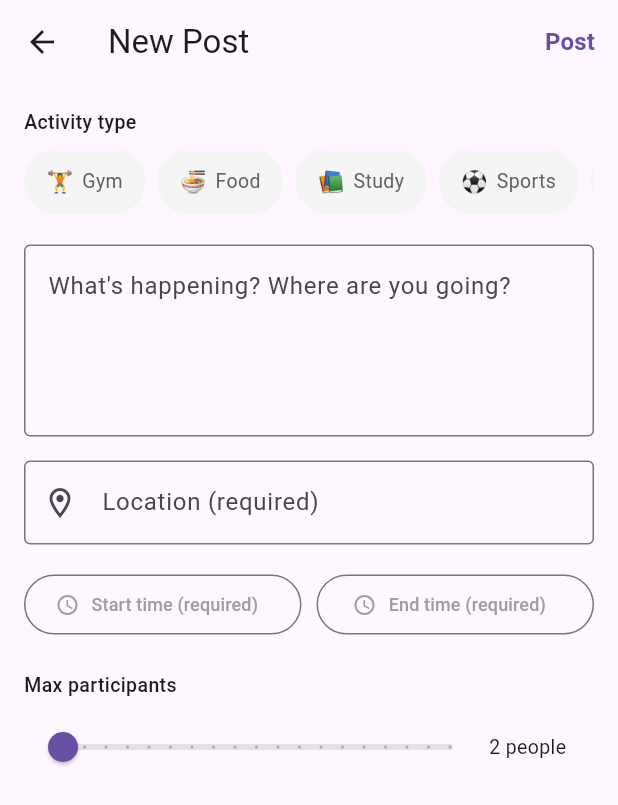
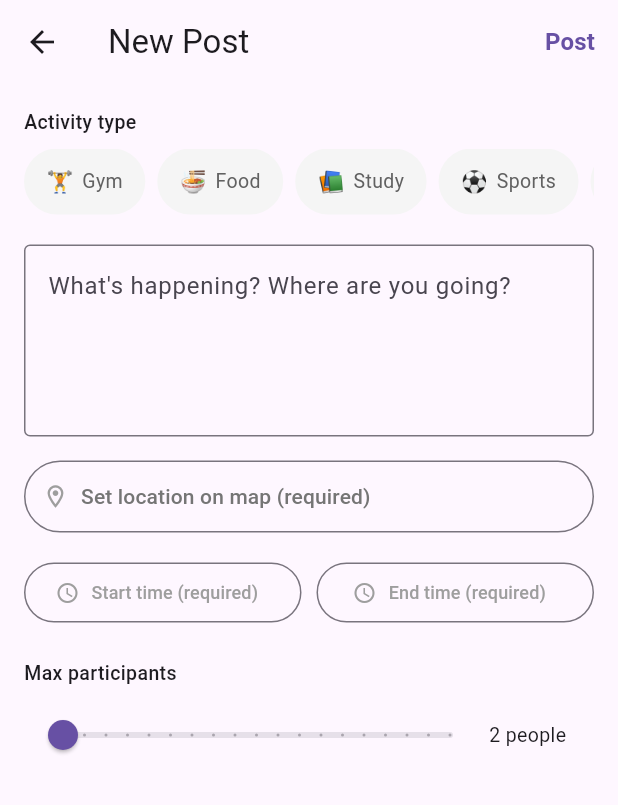
Before and after one commit to harishr123/meet-buds, a Flutter app: the CreatePostScreen screen opened directly, on a phone screen of 412 x 824 dp. Shown: the top 805 px of the screen. Run offline on Flutter 3.47's test engine with Material 3 defaults, Android fonts, the phone set to English and light mode, and no system bars; our stand-ins replace cloud_firestore, firebase_auth, firebase_core, google_maps_flutter; accounts and stored records are empty.

Commit message:
feat: map view with grouped custom markers, post detail navigation, and report post feature

```diff
--- a/lib/create_post_screen.dart
+++ b/lib/create_post_screen.dart
@@ -1,5 +1,6 @@
 import 'package:flutter/material.dart';
 import 'post_service.dart';
+import 'screens/location_picker_screen.dart';
 
 class CreatePostScreen extends StatefulWidget {
   const CreatePostScreen({super.key});
@@ -10,7 +11,6 @@ class CreatePostScreen extends StatefulWidget {
 
 class _CreatePostScreenState extends State<CreatePostScreen> {
   final _textController = TextEditingController();
-  final _locationController = TextEditingController();
   final _postService = PostService();
   bool _loading = false;
   String _selectedActivity = 'general';
@@ -18,6 +18,11 @@ class _CreatePostScreenState extends State<CreatePostScreen> {
   DateTime? _startTime;
   DateTime? _endTime;
   String _errorMessage = '';
+
+  // Location state — set via the map picker instead of free text.
+  String? _selectedLocationLabel;
+  double? _selectedLocationLat;
+  double? _selectedLocationLng;
 
   static const _activities = [
     {'type': 'gym', 'label': 'Gym', 'emoji': '🏋️'},
@@ -27,6 +32,21 @@ class _CreatePostScreenState extends State<CreatePostScreen> {
     {'type': 'hangout', 'label': 'Hangout', 'emoji': '☕'},
     {'type': 'general', 'label': 'Other', 'emoji': '📌'},
   ];
+
+  Future<void> _pickLocation() async {
+    final result = await Navigator.push<LocationPickResult>(
+      context,
+      MaterialPageRoute(builder: (_) => const LocationPickerScreen()),
+    );
+    if (result != null) {
+      setState(() {
+        _selectedLocationLabel = result.label;
+        _selectedLocationLat = result.lat;
+        _selectedLocationLng = result.lng;
+        _errorMessage = '';
+      });
+    }
+  }
 
   Future<void> _pickTime({required bool isStart}) async {
     final now = DateTime.now();
@@ -60,13 +80,12 @@ class _CreatePostScreenState extends State<CreatePostScreen> {
 
   Future<void> _submit() async {
     final text = _textController.text.trim();
-    final location = _locationController.text.trim();
 
     if (text.isEmpty) {
       setState(() => _errorMessage = 'Please describe your activity.');
       return;
     }
-    if (location.isEmpty) {
+    if (_selectedLocationLabel == null) {
       setState(() => _errorMessage = 'Please add a location.');
       return;
     }
@@ -88,7 +107,9 @@ class _CreatePostScreenState extends State<CreatePostScreen> {
       await _postService.createPost(
         text: text,
         images: [],
-        location: location,
+        location: _selectedLocationLabel,
+        locationLat: _selectedLocationLat,
+        locationLng: _selectedLocationLng,
         activityType: _selectedActivity,
         maxParticipants: _maxParticipants,
         startTime: _startTime,
@@ -192,14 +213,31 @@ class _CreatePostScreenState extends State<CreatePostScreen> {
 
             const SizedBox(height: 16),
 
-            TextField(
-              controller: _locationController,
-              decoration: const InputDecoration(
-                hintText: 'Location (required)',
-                prefixIcon: Icon(Icons.location_on_outlined),
-                border: OutlineInputBorder(),
+            OutlinedButton.icon(
+              onPressed: _pickLocation,
+              icon: Icon(
+                Icons.location_on_outlined,
+                color: _selectedLocationLabel == null
+                    ? Colors.grey
+                    : const Color(0xFF1D9E75),
               ),
-              onChanged: (_) => setState(() => _errorMessage = ''),
+              label: Align(
+                alignment: Alignment.centerLeft,
+                child: Text(
+                  _selectedLocationLabel ?? 'Set location on map (required)',
+                  style: TextStyle(
+                    fontSize: 14,
+                    color: _selectedLocationLabel == null
+                        ? Colors.grey.shade600
+                        : const Color(0xFF1D9E75),
+                  ),
+                ),
+              ),
+              style: OutlinedButton.styleFrom(
+                minimumSize: const Size(double.infinity, 48),
+                alignment: Alignment.centerLeft,
+                padding: const EdgeInsets.symmetric(horizontal: 12),
+              ),
             ),
 
             const SizedBox(height: 16),
--- a/lib/post_model.dart
+++ b/lib/post_model.dart
@@ -10,6 +10,8 @@ class PostModel {
   final String text;
   final List<String> imageUrls;
   final String? location;
+  final double? locationLat;
+  final double? locationLng;
   final DateTime timestamp;
   final List<String> likes;
   final List<String> joinedBy;
@@ -26,6 +28,8 @@ class PostModel {
     required this.text,
     required this.imageUrls,
     this.location,
+    this.locationLat,
+    this.locationLng,
     required this.timestamp,
     required this.likes,
     required this.joinedBy,
@@ -43,6 +47,9 @@ class PostModel {
     return ActivityStatus.ongoing;
   }
 
+  /// True if this post has real coordinates and can be plotted on the map.
+  bool get hasLocationPin => locationLat != null && locationLng != null;
+
   factory PostModel.fromFirestore(DocumentSnapshot doc) {
     final data = doc.data() as Map<String, dynamic>;
     return PostModel(
@@ -53,6 +60,8 @@ class PostModel {
       text: data['text'] ?? '',
       imageUrls: List<String>.from(data['imageUrls'] ?? []),
       location: data['location'],
+      locationLat: (data['locationLat'] as num?)?.toDouble(),
+      locationLng: (data['locationLng'] as num?)?.toDouble(),
       timestamp: (data['timestamp'] as Timestamp).toDate(),
       likes: List<String>.from(data['likes'] ?? []),
       joinedBy: List<String>.from(data['joinedBy'] ?? []),
@@ -75,6 +84,8 @@ class PostModel {
       'text': text,
       'imageUrls': imageUrls,
       'location': location,
+      'locationLat': locationLat,
+      'locationLng': locationLng,
       'timestamp': Timestamp.fromDate(timestamp),
       'likes': likes,
       'joinedBy': joinedBy,
--- a/lib/screens/home_screen.dart
+++ b/lib/screens/home_screen.dart
@@ -3,6 +3,7 @@ import 'package:firebase_auth/firebase_auth.dart';
 import '../feed_screen.dart';
 import 'profile_screen.dart';
 import '../create_post_screen.dart';
+import '../map_view_screen.dart';
 
 class HomeScreen extends StatefulWidget {
   const HomeScreen({super.key});
@@ -20,6 +21,7 @@ class _HomeScreenState extends State<HomeScreen> {
 
     final screens = [
       const FeedScreen(),
+      const MapViewScreen(),
       ProfileScreen(userId: uid),
     ];
 
@@ -30,7 +32,7 @@ class _HomeScreenState extends State<HomeScreen> {
       ),
       floatingActionButton: _currentIndex == 0
           ? FloatingActionButton(
-            heroTag: 'home_fab',
+              heroTag: 'home_fab',
               onPressed: () => Navigator.push(
                 context,
                 MaterialPageRoute(builder: (_) => const CreatePostScreen()),
@@ -48,6 +50,11 @@ class _HomeScreenState extends State<HomeScreen> {
             label: 'Feed',
           ),
           NavigationDestination(
+            icon: Icon(Icons.map_outlined),
+            selectedIcon: Icon(Icons.map),
+            label: 'Map',
+          ),
+          NavigationDestination(
             icon: Icon(Icons.person_outline),
             selectedIcon: Icon(Icons.person),
             label: 'Profile',
--- a/lib/screens/location_picker_screen.dart
+++ b/lib/screens/location_picker_screen.dart
@@ -66,7 +66,7 @@ class _LocationPickerScreenState extends State<LocationPickerScreen> {
               color: Colors.white,
               boxShadow: [
                 BoxShadow(
-                  color: Colors.black.withOpacity(0.05),
+                  color: Colors.black.withValues(alpha: 0.05),
                   blurRadius: 8,
                   offset: const Offset(0, -2),
                 ),
```
Also changed, not shown: lib/map_view_screen.dart (added, +203 -0 lines), lib/post_card.dart (+34 -9 lines), lib/post_service.dart (+8 -0 lines), lib/report_helper.dart (added, +60 -0 lines), lib/screens/login_screen.dart (+10 -5 lines), lib/screens/post_detail_screen.dart (added, +20 -0 lines), 6 other files.
